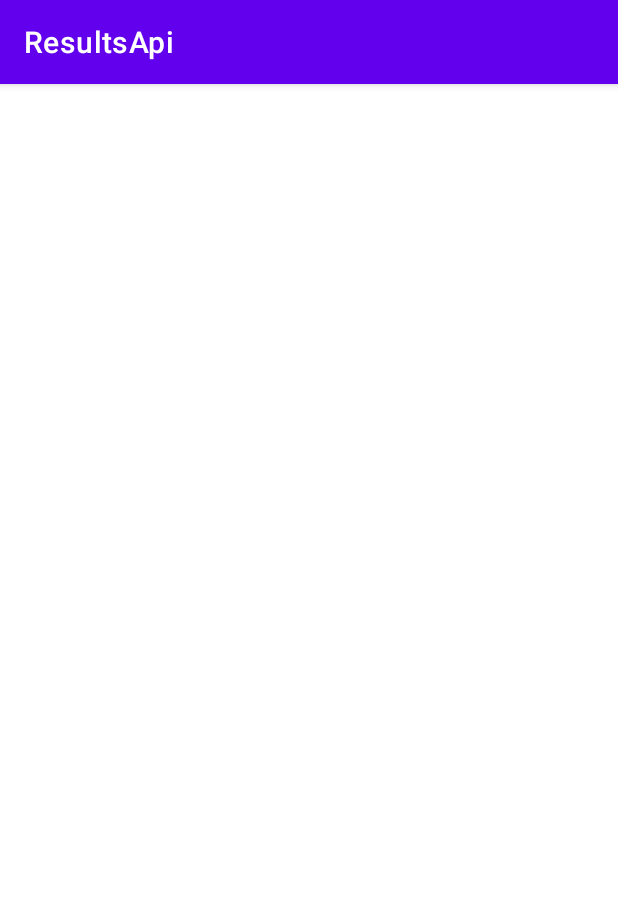
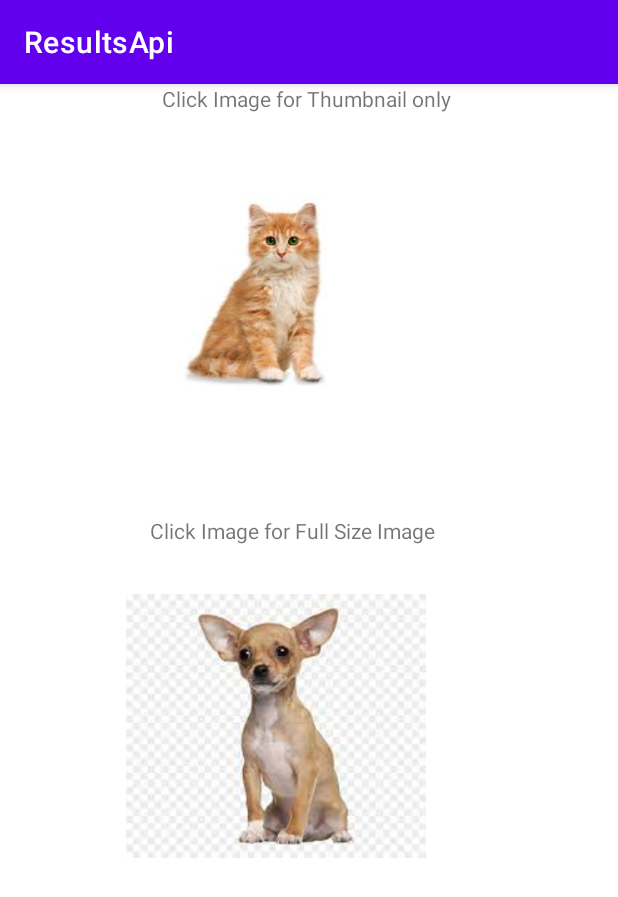
Before and after one commit to AllTeach/ResultsApi, an Android app: the ActivityTakePicture screen opened directly, with no data from a screen before it, on a phone screen of 412 x 824 dp. Shown: the top 897 px of the screen. Run offline under Robolectric (Android 15) with nearby library versions, the phone set to English and light mode, and no system bars.

Commit message:
added taking pictures

```diff
--- a/app/src/main/java/com/example/resultsapi/ActivityPickContact.java
+++ b/app/src/main/java/com/example/resultsapi/ActivityPickContact.java
@@ -37,7 +37,6 @@ public class ActivityPickContact extends AppCompatActivity {
     ActivityResultLauncher<Void> mGetContact;
 
     {
-    //    mGetContact = registerForActivityResult(new ActivityResultContracts.PickContact(), new ActivityResultCallback<Uri>() {
         mGetContact = registerForActivityResult(new CustomPicker(), new ActivityResultCallback<Uri>() {
             @Override
             public void onActivityResult(Uri result) {
--- a/app/src/main/java/com/example/resultsapi/ActivityTakePicture.java
+++ b/app/src/main/java/com/example/resultsapi/ActivityTakePicture.java
@@ -1,14 +1,50 @@
 package com.example.resultsapi;
 
+import androidx.activity.result.ActivityResultCallback;
+import androidx.activity.result.ActivityResultLauncher;
+import androidx.activity.result.contract.ActivityResultContract;
+import androidx.activity.result.contract.ActivityResultContracts;
+import androidx.annotation.NonNull;
+import androidx.annotation.Nullable;
 import androidx.appcompat.app.AppCompatActivity;
+import androidx.core.app.ActivityOptionsCompat;
 
+import android.graphics.Bitmap;
 import android.os.Bundle;
+import android.view.View;
+import android.widget.ImageView;
 
 public class ActivityTakePicture extends AppCompatActivity {
 
+
+    private ImageView ivFull,ivThumb;
     @Override
     protected void onCreate(Bundle savedInstanceState) {
         super.onCreate(savedInstanceState);
         setContentView(R.layout.activity_take_picture);
+        initViews();
+    }
+
+    private void initViews() {
+        ivFull = findViewById(R.id.ivFullSize);
+        ivThumb = findViewById(R.id.ivThumbnail);
+
+    }
+
+    ActivityResultLauncher<Void> mGetThumb =registerForActivityResult(new ActivityResultContracts.TakePicturePreview(), new ActivityResultCallback<Bitmap>() {
+        @Override
+        public void onActivityResult(Bitmap result) {
+            ivThumb.setImageBitmap(result);
+        }
+    });
+
+
+    public void takeFullSizeImage(View view) {
+    }
+
+    public void takeStandardThumbnail(View view) {
+        mGetThumb.launch(null);
+
+
     }
 }
--- a/app/src/main/res/layout/activity_take_picture.xml
+++ b/app/src/main/res/layout/activity_take_picture.xml
@@ -6,4 +6,46 @@
     android:layout_height="match_parent"
     tools:context=".ActivityTakePicture">
 
+    <ImageView
+        android:id="@+id/ivFullSize"
+        android:layout_width="200dp"
+        android:layout_height="200dp"
+        android:layout_marginStart="44dp"
+        android:layout_marginTop="40dp"
+        android:onClick="takeFullSizeImage"
+        android:src="@drawable/catt"
+        app:layout_constraintStart_toStartOf="parent"
+        app:layout_constraintTop_toTopOf="parent" />
+
+    <ImageView
+        android:id="@+id/ivThumbnail"
+        android:layout_width="200dp"
+        android:layout_height="200dp"
+        android:layout_marginStart="84dp"
+        android:layout_marginTop="328dp"
+        android:onClick="takeStandardThumbnail"
+        android:src="@drawable/dog"
+
+        app:layout_constraintStart_toStartOf="parent"
+        app:layout_constraintTop_toTopOf="parent" />
+
+    <TextView
+        android:id="@+id/textView"
+        android:layout_width="wrap_content"
+        android:layout_height="wrap_content"
+        android:layout_marginStart="100dp"
+        android:layout_marginTop="288dp"
+        android:text="Click Image for Full Size Image"
+        app:layout_constraintStart_toStartOf="parent"
+        app:layout_constraintTop_toTopOf="parent" />
+
+    <TextView
+        android:id="@+id/textView2"
+        android:layout_width="wrap_content"
+        android:layout_height="wrap_content"
+        android:layout_marginStart="108dp"
+        android:layout_marginTop="92dp"
+        android:text="Click Image for Thumbnail only"
+        app:layout_constraintStart_toStartOf="parent"
+        app:layout_constraintTop_toBottomOf="@+id/imageView2" />
 </androidx.constraintlayout.widget.ConstraintLayout>
```
Also changed, not shown: app/src/main/java/com/example/resultsapi/ActivityUsingCustomContract.java (line endings or trailing spaces), app/src/main/res/drawable/catt.jpg (added), app/src/main/res/drawable/dog.jpg (added).
